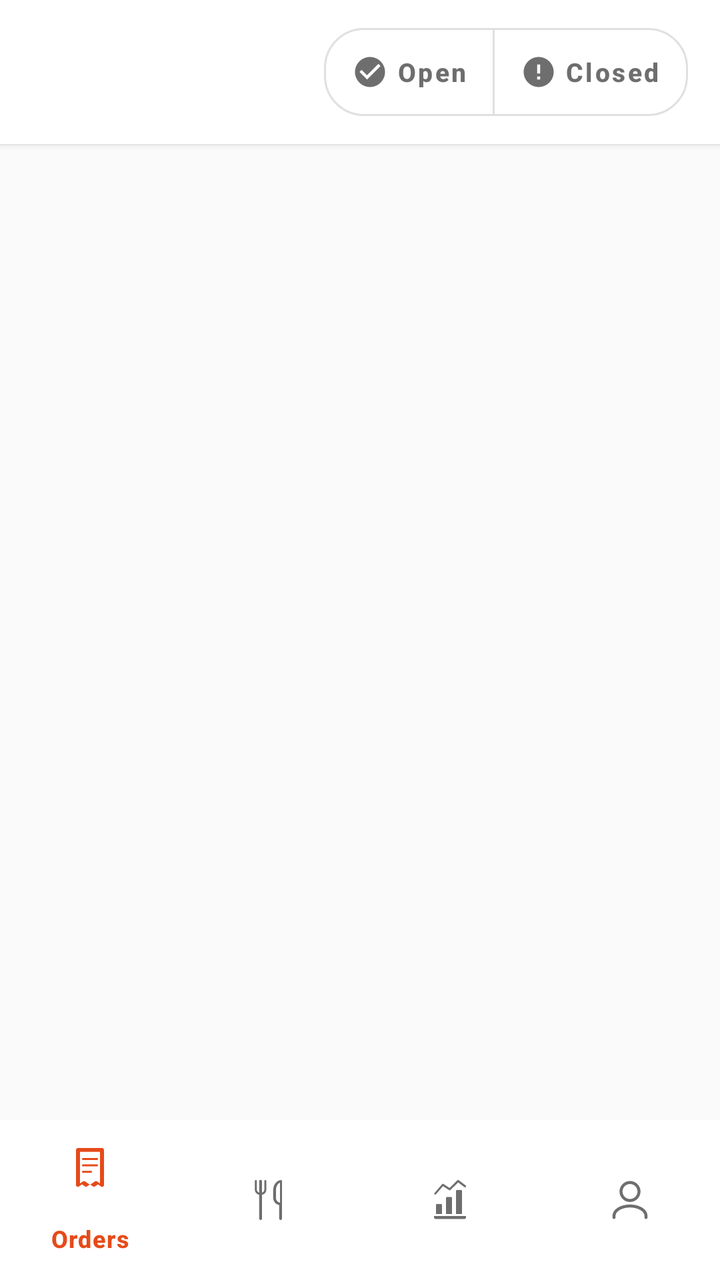
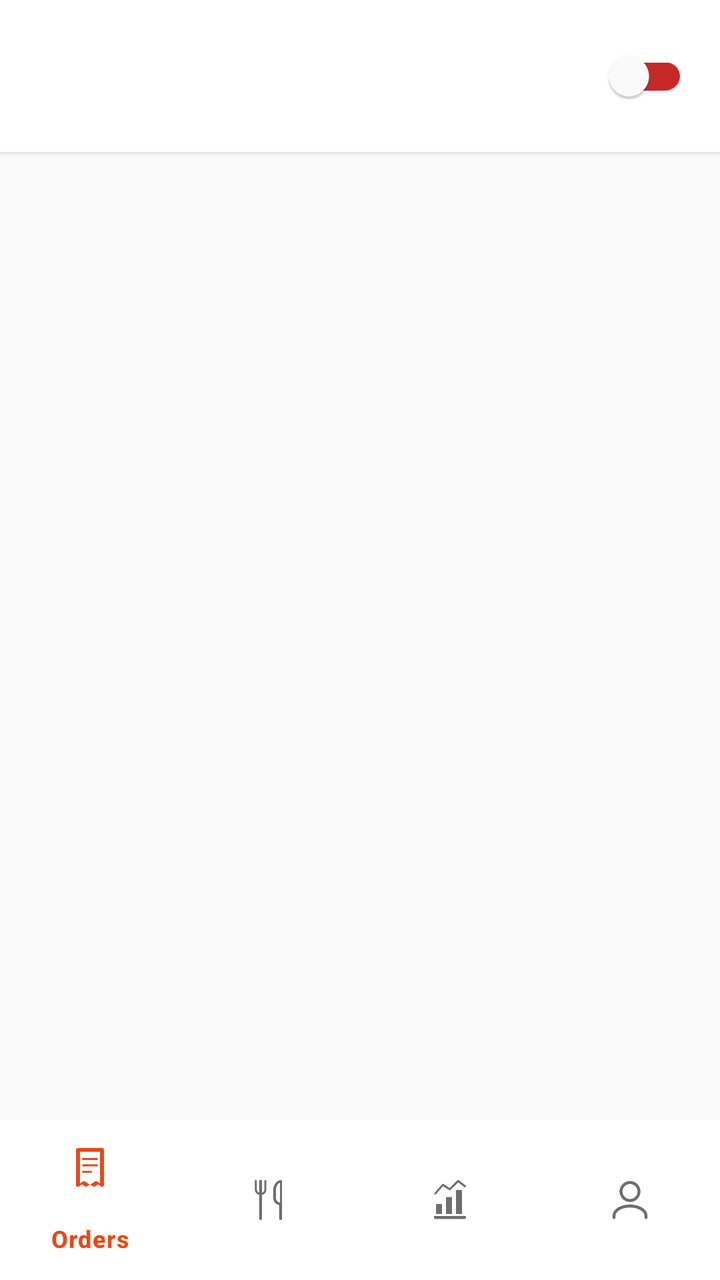

Two renders of the same Android screen: before a commit and after it. Below are the layout's source before the change and the commit's diff.
<!-- AndroidManifest.xml: application theme Theme.AnydropRestaurant -->
<!-- res/layout/activity_main.xml -->
<?xml version="1.0" encoding="utf-8"?>
<LinearLayout xmlns:android="http://schemas.android.com/apk/res/android"
    xmlns:app="http://schemas.android.com/apk/res-auto"
    android:layout_width="match_parent"
    android:layout_height="match_parent"
    android:orientation="vertical"
    android:background="@color/background">

    
    <LinearLayout
        android:layout_width="match_parent"
        android:layout_height="wrap_content"
        android:orientation="horizontal"
        android:gravity="center_vertical"
        android:background="@color/surface"
        android:paddingHorizontal="16dp"
        android:paddingVertical="14dp"
        android:elevation="2dp">

        <TextView
            android:id="@+id/restaurantNameText"
            android:layout_width="0dp"
            android:layout_height="wrap_content"
            android:layout_weight="1"
            android:textSize="18sp"
            android:textStyle="bold"
            android:textColor="@color/text_primary"
            android:maxLines="1"
            android:ellipsize="end" />

        
        <com.google.android.material.button.MaterialButtonToggleGroup
            android:id="@+id/statusToggleGroup"
            android:layout_width="wrap_content"
            android:layout_height="wrap_content"
            app:singleSelection="true"
            app:selectionRequired="true">

            <com.google.android.material.button.MaterialButton
                android:id="@+id/btnStatusOpen"
                style="@style/ToggleButton.Pill.StatusOpen"
                android:layout_width="wrap_content"
                android:layout_height="wrap_content"
                android:text="@string/restaurant_open_label"
                app:icon="@drawable/ic_check_circle" />

            <com.google.android.material.button.MaterialButton
                android:id="@+id/btnStatusClosed"
                style="@style/ToggleButton.Pill.StatusClosed"
                android:layout_width="wrap_content"
                android:layout_height="wrap_content"
                android:text="@string/restaurant_closed_label"
                app:icon="@drawable/ic_error" />

        </com.google.android.material.button.MaterialButtonToggleGroup>
    </LinearLayout>

    <androidx.fragment.app.FragmentContainerView
        android:id="@+id/navHostContainer"
        android:layout_width="match_parent"
        android:layout_height="0dp"
        android:layout_weight="1" />

    
    <com.google.android.material.bottomnavigation.BottomNavigationView
        android:id="@+id/bottomNav"
        android:layout_width="match_parent"
        android:layout_height="wrap_content"
        android:background="@color/surface"
        app:itemIconTint="@color/bottom_nav_item_color"
        app:itemTextColor="@color/bottom_nav_item_color"
        app:menu="@menu/bottom_nav_menu" />

</LinearLayout>
<!-- resources referenced by this layout -->
<resources>
  <color name="background">#FAFAFA</color>
  <color name="surface">#FFFFFF</color>
  <color name="text_primary">#1A1A1A</color>
  <!-- drawable ic_check_circle (drawable) -->
  <vector xmlns:android="http://schemas.android.com/apk/res/android"
      android:width="24dp"
      android:height="24dp"
      android:viewportWidth="24"
      android:viewportHeight="24"
      android:tint="?attr/colorControlNormal">
      <path
          android:fillColor="#FF000000"
          android:pathData="M12,2C6.48,2 2,6.48 2,12s4.48,10 10,10 10,-4.48 10,-10S17.52,2 12,2zM10,17l-5,-5 1.41,-1.41L10,14.17l7.59,-7.59L19,8z"/>
  </vector>
  <!-- drawable ic_error (drawable) -->
  <vector xmlns:android="http://schemas.android.com/apk/res/android"
      android:width="24dp"
      android:height="24dp"
      android:viewportWidth="24"
      android:viewportHeight="24"
      android:tint="?attr/colorControlNormal">
      <path
          android:fillColor="#FF000000"
          android:pathData="M12,2C6.48,2 2,6.48 2,12s4.48,10 10,10 10,-4.48 10,-10S17.52,2 12,2zM13,17h-2v-2h2v2zM13,13h-2L11,7h2v6z"/>
  </vector>
  <string name="restaurant_closed_label">Closed</string>
  <string name="restaurant_open_label">Open</string>
  <style name="ToggleButton.Pill.StatusClosed" parent="ToggleButton.Pill">
          <item name="android:minHeight">44dp</item>
          <item name="android:textSize">13sp</item>
          <item name="iconSize">18dp</item>
          <item name="strokeColor">@color/toggle_closed_stroke_color</item>
          <item name="android:textColor">@color/toggle_closed_content_color</item>
          <item name="iconTint">@color/toggle_closed_content_color</item>
          <item name="backgroundTint">@color/toggle_closed_bg_color</item>
      </style>
  <style name="ToggleButton.Pill.StatusOpen" parent="ToggleButton.Pill">
          <item name="android:minHeight">44dp</item>
          <item name="android:textSize">13sp</item>
          <item name="iconSize">18dp</item>
          <item name="strokeColor">@color/toggle_open_stroke_color</item>
          <item name="android:textColor">@color/toggle_open_content_color</item>
          <item name="iconTint">@color/toggle_open_content_color</item>
          <item name="backgroundTint">@color/toggle_open_bg_color</item>
      </style>
  <style name="ToggleButton.Pill" parent="Widget.MaterialComponents.Button.OutlinedButton">
          <item name="cornerRadius">20dp</item>
          <item name="strokeColor">@color/anydrop_primary</item>
          <item name="android:textAllCaps">false</item>
          <item name="android:textSize">12sp</item>
          <item name="android:textStyle">bold</item>
          <item name="android:minWidth">0dp</item>
          <item name="android:minHeight">36dp</item>
          <item name="android:insetTop">0dp</item>
          <item name="android:insetBottom">0dp</item>
          <item name="android:paddingStart">14dp</item>
          <item name="android:paddingEnd">14dp</item>
          <item name="iconPadding">4dp</item>
          <item name="iconSize">16dp</item>
      </style>
  <color name="anydrop_primary">#E64A19</color>
  <color name="anydrop_primary_dark">#B23C14</color>
  <color name="white">#FFFFFF</color>
  <color name="anydrop_secondary">#2E7D32</color>
  <color name="text_secondary">#6E6E6E</color>
  <color name="outline">#E0E0E0</color>
  <!-- unchanged entries left out for length: 1 -->
</resources>

<!-- the commit's change to res/layout/activity_main.xml (unified diff, before → after) -->
@@ -29,30 +29,20 @@
             android:ellipsize="end" />
 
         
-        <com.google.android.material.button.MaterialButtonToggleGroup
-            android:id="@+id/statusToggleGroup"
+        <TextView
+            android:id="@+id/statusLabelText"
             android:layout_width="wrap_content"
             android:layout_height="wrap_content"
-            app:singleSelection="true"
-            app:selectionRequired="true">
+            android:layout_marginEnd="8dp"
+            android:textStyle="bold"
+            android:textSize="13sp" />
 
-            <com.google.android.material.button.MaterialButton
-                android:id="@+id/btnStatusOpen"
-                style="@style/ToggleButton.Pill.StatusOpen"
-                android:layout_width="wrap_content"
-                android:layout_height="wrap_content"
-                android:text="@string/restaurant_open_label"
-                app:icon="@drawable/ic_check_circle" />
-
-            <com.google.android.material.button.MaterialButton
-                android:id="@+id/btnStatusClosed"
-                style="@style/ToggleButton.Pill.StatusClosed"
-                android:layout_width="wrap_content"
-                android:layout_height="wrap_content"
-                android:text="@string/restaurant_closed_label"
-                app:icon="@drawable/ic_error" />
-
-        </com.google.android.material.button.MaterialButtonToggleGroup>
+        <com.google.android.material.switchmaterial.SwitchMaterial
+            android:id="@+id/statusSwitch"
+            android:layout_width="wrap_content"
+            android:layout_height="wrap_content"
+            app:thumbTint="@color/white"
+            app:trackTint="@color/switch_track_color" />
     </LinearLayout>
 
     <androidx.fragment.app.FragmentContainerView
<!-- resource entries referenced after the edit -->
@@ -3,63 +3,6 @@
   <color name="background">#FAFAFA</color>
   <color name="surface">#FFFFFF</color>
   <color name="text_primary">#1A1A1A</color>
-  <!-- drawable ic_check_circle (drawable) -->
-  <vector xmlns:android="http://schemas.android.com/apk/res/android"
-      android:width="24dp"
-      android:height="24dp"
-      android:viewportWidth="24"
-      android:viewportHeight="24"
-      android:tint="?attr/colorControlNormal">
-      <path
-          android:fillColor="#FF000000"
-          android:pathData="M12,2C6.48,2 2,6.48 2,12s4.48,10 10,10 10,-4.48 10,-10S17.52,2 12,2zM10,17l-5,-5 1.41,-1.41L10,14.17l7.59,-7.59L19,8z"/>
-  </vector>
-  <!-- drawable ic_error (drawable) -->
-  <vector xmlns:android="http://schemas.android.com/apk/res/android"
-      android:width="24dp"
-      android:height="24dp"
-      android:viewportWidth="24"
-      android:viewportHeight="24"
-      android:tint="?attr/colorControlNormal">
-      <path
-          android:fillColor="#FF000000"
-          android:pathData="M12,2C6.48,2 2,6.48 2,12s4.48,10 10,10 10,-4.48 10,-10S17.52,2 12,2zM13,17h-2v-2h2v2zM13,13h-2L11,7h2v6z"/>
-  </vector>
-  <string name="restaurant_closed_label">Closed</string>
-  <string name="restaurant_open_label">Open</string>
-  <style name="ToggleButton.Pill.StatusClosed" parent="ToggleButton.Pill">
-          <item name="android:minHeight">44dp</item>
-          <item name="android:textSize">13sp</item>
-          <item name="iconSize">18dp</item>
-          <item name="strokeColor">@color/toggle_closed_stroke_color</item>
-          <item name="android:textColor">@color/toggle_closed_content_color</item>
-          <item name="iconTint">@color/toggle_closed_content_color</item>
-          <item name="backgroundTint">@color/toggle_closed_bg_color</item>
-      </style>
-  <style name="ToggleButton.Pill.StatusOpen" parent="ToggleButton.Pill">
-          <item name="android:minHeight">44dp</item>
-          <item name="android:textSize">13sp</item>
-          <item name="iconSize">18dp</item>
-          <item name="strokeColor">@color/toggle_open_stroke_color</item>
-          <item name="android:textColor">@color/toggle_open_content_color</item>
-          <item name="iconTint">@color/toggle_open_content_color</item>
-          <item name="backgroundTint">@color/toggle_open_bg_color</item>
-      </style>
-  <style name="ToggleButton.Pill" parent="Widget.MaterialComponents.Button.OutlinedButton">
-          <item name="cornerRadius">20dp</item>
-          <item name="strokeColor">@color/anydrop_primary</item>
-          <item name="android:textAllCaps">false</item>
-          <item name="android:textSize">12sp</item>
-          <item name="android:textStyle">bold</item>
-          <item name="android:minWidth">0dp</item>
-          <item name="android:minHeight">36dp</item>
-          <item name="android:insetTop">0dp</item>
-          <item name="android:insetBottom">0dp</item>
-          <item name="android:paddingStart">14dp</item>
-          <item name="android:paddingEnd">14dp</item>
-          <item name="iconPadding">4dp</item>
-          <item name="iconSize">16dp</item>
-      </style>
   <color name="anydrop_primary">#E64A19</color>
   <color name="anydrop_primary_dark">#B23C14</color>
   <color name="white">#FFFFFF</color>
